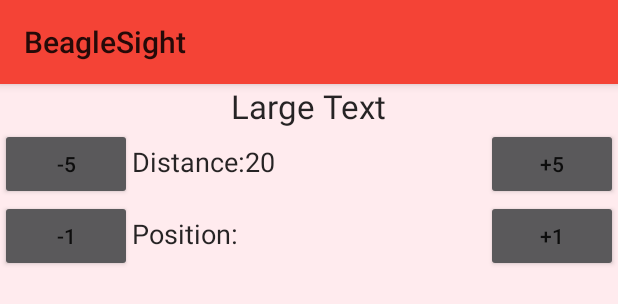
After one commit to cameroncros/OctoPrint-DiscordRemote, an Android app: the layout beagle_widget.xml on its own in the app's theme, with its tools: preview values and no code run, on a phone screen of 412 x 824 dp. The commit adds this screen. Shown: the top 304 px of the screen. Run offline under Robolectric (Android 15) with nearby library versions, the phone set to English and light mode, and no system bars.

Commit message:
Added widget to beaglesight

```diff
--- /dev/null
+++ b/beaglesight/src/main/res/layout/beagle_widget.xml
@@ -0,0 +1,82 @@
+<RelativeLayout xmlns:android="http://schemas.android.com/apk/res/android"
+    xmlns:tools="http://schemas.android.com/tools"
+    android:layout_width="match_parent" android:layout_height="match_parent"
+    android:padding="@dimen/widget_margin"
+    tools:showIn="@layout/beagle_widget_info">
+    <TextView
+        android:layout_width="wrap_content"
+        android:layout_height="wrap_content"
+        android:textAppearance="?android:attr/textAppearanceLarge"
+        android:text="Large Text"
+        android:id="@+id/widgetBowName"
+        android:layout_alignParentTop="true"
+        android:layout_centerHorizontal="true" />
+
+    <LinearLayout
+        android:layout_width="fill_parent"
+        android:layout_height="fill_parent"
+        android:layout_below="@+id/widgetBowName"
+        android:orientation="vertical">
+        <LinearLayout
+            android:layout_width="fill_parent"
+            android:layout_height="wrap_content" android:orientation="horizontal">
+            <Button
+                android:text="@string/minusCoarse"
+                android:layout_width="wrap_content"
+                android:layout_height="wrap_content"
+                android:id="@+id/imageButtonMinusCoarse"/>
+            <TextView
+                android:text="@string/distance_"
+                android:textAlignment="textStart"
+                android:layout_width="wrap_content"
+                android:layout_height="wrap_content"
+                android:textAppearance="?android:attr/textAppearanceMedium"/>
+            <TextView
+                android:text="20"
+                android:textAlignment="viewEnd"
+                android:layout_width="wrap_content"
+                android:layout_height="wrap_content"
+                android:textAppearance="?android:attr/textAppearanceMedium"
+                android:id="@+id/widgetDistance"
+                android:layout_weight="2" />
+
+            <Button
+                android:text="@string/plusCoarse"
+                android:layout_width="wrap_content"
+                android:layout_height="wrap_content"
+                android:id="@+id/imageButtonPlusCoarse" />
+        </LinearLayout>
+        <LinearLayout
+            android:layout_width="match_parent"
+            android:layout_height="wrap_content"
+            android:orientation="horizontal">
+            <Button
+                android:text="@string/minusFine"
+                android:layout_width="wrap_content"
+                android:layout_height="wrap_content"
+                android:id="@+id/imageButtonMinusFine"/>
+
+
+            <TextView
+                android:textAlignment="textStart"
+                android:layout_width="wrap_content"
+                android:layout_height="wrap_content"
+                android:textAppearance="?android:attr/textAppearanceMedium"
+                android:text="@string/position_"/>
+
+            <TextView
+                android:textAlignment="viewEnd"
+                android:layout_width="wrap_content"
+                android:layout_height="wrap_content"
+                android:textAppearance="?android:attr/textAppearanceMedium"
+                android:id="@+id/widgetPosition"
+                android:layout_weight="2" />
+
+            <Button
+                android:text="@string/plusFine"
+                android:layout_width="wrap_content"
+                android:layout_height="wrap_content"
+                android:id="@+id/imageButtonPlusFine"/>
+        </LinearLayout>
+    </LinearLayout>
+</RelativeLayout>
--- a/beaglesight/src/main/res/values/dimens.xml
+++ b/beaglesight/src/main/res/values/dimens.xml
@@ -1,5 +1,6 @@
 <?xml version="1.0" encoding="utf-8"?>
 <resources>
+
     <!-- Default screen margins, per the Android Design guidelines. -->
     <dimen name="activity_horizontal_margin">16dp</dimen>
     <dimen name="activity_vertical_margin">16dp</dimen>
@@ -10,4 +11,6 @@
     <dimen name="range_tick_label_font_size">15dp</dimen>
     <dimen name="domain_tick_label_font_size">15dp</dimen>
     <dimen name="legend_text_font_size">20dp</dimen>
+    <dimen name="widget_margin">8dp</dimen>
+
 </resources>
--- a/beaglesight/src/main/res/values/strings.xml
+++ b/beaglesight/src/main/res/values/strings.xml
@@ -1,13 +1,12 @@
+<?xml version="1.0" encoding="utf-8"?>
 <resources>
 
     <string name="app_name">BeagleSight</string>
-
     <string name="calculate_">Calculate:</string>
     <string name="position_">Position:</string>
     <string name="distance_">Distance:</string>
     <string name="position">Position</string>
     <string name="distance">Distance</string>
-
     <string name="table_">Table:</string>
     <string name="add">Add</string>
     <string name="description">Description</string>
@@ -21,10 +20,20 @@
     <string name="delete">Delete</string>
     <string name="share">Share</string>
 
-	<string-array name="choices_array">
+    <string-array name="choices_array">
         <item>Polynomial</item>
         <item>Line of Best Fit 3rd Order</item>
         <item>Line of Best Fit 4rd Order</item>
     </string-array>
-        <string name="precision">Precision</string>
+
+    <string name="precision">Precision</string>
+    <string name="pickBow">Choose your bow:</string>
+    <string name="add_widget">Add widget</string>
+
+    <string name="plusCoarse">+5</string>
+    <string name="plusFine">+1</string>
+    <string name="minusCoarse">-5</string>
+    <string name="minusFine">-1</string>
+
+
 </resources>
```
Also changed, not shown: beaglesight/src/main/AndroidManifest.xml (+31 -13 lines), beaglesight/src/main/java/com/cross/beaglesight/BeagleWidget.java (added, +124 -0 lines), beaglesight/src/main/java/com/cross/beaglesight/BeagleWidgetConfigureActivity.java (added, +129 -0 lines), beaglesight/src/main/res/layout/beagle_widget_configure.xml (added, +20 -0 lines), beaglesight/src/main/res/values-v14/dimens.xml (added, +10 -0 lines), beaglesight/src/main/res/xml/beagle_widget_info.xml (added, +8 -0 lines), beaglesight/src/main/res/drawable-nodpi/example_appwidget_preview.png (added).
